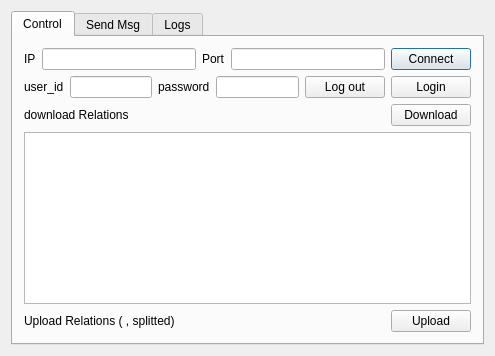
ChowZenki/zpserver, file FunctionalClientTest/maindialog.ui: the form before one commit.
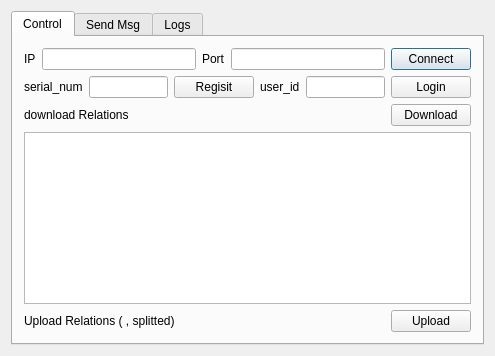
The form after the commit.

```diff
--- a/FunctionalClientTest/maindialog.ui
+++ b/FunctionalClientTest/maindialog.ui
@@ -60,31 +60,31 @@
          <item>
           <widget class="QLabel" name="label_5">
            <property name="text">
+            <string>serial_num</string>
+           </property>
+          </widget>
+         </item>
+         <item>
+          <widget class="QLineEdit" name="lineEdit_serial_num"/>
+         </item>
+         <item>
+          <widget class="QPushButton" name="pushButton_clientRegisit">
+           <property name="text">
+            <string>Regisit</string>
+           </property>
+          </widget>
+         </item>
+         <item>
+          <widget class="QLabel" name="label_7">
+           <property name="text">
             <string>user_id</string>
            </property>
           </widget>
          </item>
          <item>
-          <widget class="QLineEdit" name="lineEdit_username"/>
-         </item>
-         <item>
-          <widget class="QLabel" name="label_6">
-           <property name="text">
-            <string>password</string>
-           </property>
-          </widget>
-         </item>
-         <item>
-          <widget class="QLineEdit" name="lineEdit_password">
-           <property name="echoMode">
-            <enum>QLineEdit::PasswordEchoOnEdit</enum>
-           </property>
-          </widget>
-         </item>
-         <item>
-          <widget class="QPushButton" name="pushButton_clientLogout">
-           <property name="text">
-            <string>Log out</string>
+          <widget class="QLineEdit" name="lineEdit_user_id">
+           <property name="readOnly">
+            <bool>true</bool>
            </property>
           </widget>
          </item>
```
Left out of the diff: 4 changed lines with no effect on the pictures.
